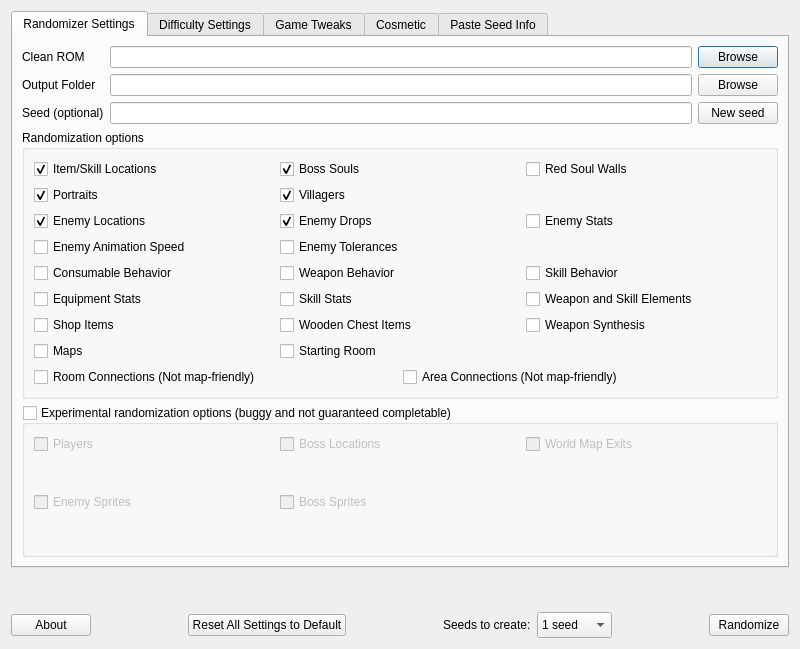
This is randomizer.ui in LagoLunatic/dsvrandom as Qt 5 draws it before an edit. The edited form follows.
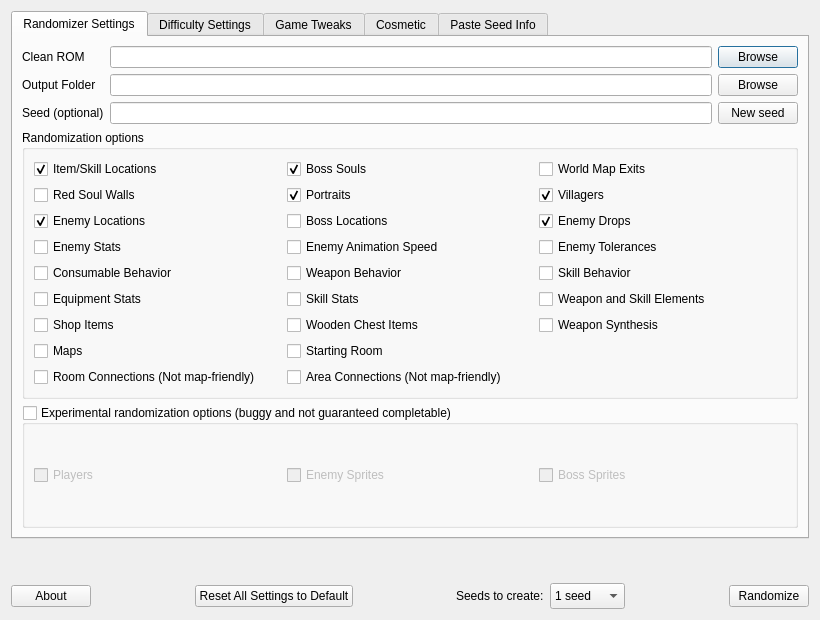
This is the edited form. Icons and pictures are not drawn.

Commit message: Move boss rando & world map exits rando out of experimental section

Diff of the .ui file:
```diff
--- a/randomizer.ui
+++ b/randomizer.ui
@@ -6,8 +6,8 @@
    <rect>
     <x>0</x>
     <y>0</y>
-    <width>800</width>
-    <height>649</height>
+    <width>820</width>
+    <height>620</height>
    </rect>
   </property>
   <property name="windowTitle">
@@ -118,6 +118,20 @@
              </widget>
             </item>
             <item>
+             <widget class="QCheckBox" name="randomize_world_map_exits">
+              <property name="toolTip">
+               <string>Randomizes the order areas are unlocked on the world map (OoE linear mode only).</string>
+              </property>
+              <property name="text">
+               <string>World Map Exits</string>
+              </property>
+             </widget>
+            </item>
+           </layout>
+          </item>
+          <item>
+           <layout class="QHBoxLayout" name="horizontalLayout_15">
+            <item>
              <widget class="QCheckBox" name="randomize_red_walls">
               <property name="toolTip">
                <string>Randomizes which bullet souls are needed to open red walls (DoS only).</string>
@@ -127,10 +141,6 @@
               </property>
              </widget>
             </item>
-           </layout>
-          </item>
-          <item>
-           <layout class="QHBoxLayout" name="horizontalLayout_15">
             <item>
              <widget class="QCheckBox" name="randomize_portraits">
               <property name="toolTip">
@@ -157,9 +167,6 @@
               </property>
              </widget>
             </item>
-            <item>
-             <widget class="QWidget" name="widget" native="true"/>
-            </item>
            </layout>
           </item>
           <item>
@@ -177,6 +184,16 @@
               </property>
              </widget>
             </item>
+            <item>
+             <widget class="QCheckBox" name="randomize_bosses">
+              <property name="toolTip">
+               <string>Randomizes which bosses appear where.</string>
+              </property>
+              <property name="text">
+               <string>Boss Locations</string>
+              </property>
+             </widget>
+            </item>
             <item>
              <widget class="QCheckBox" name="randomize_enemy_drops">
               <property name="toolTip">
@@ -190,6 +207,10 @@
               </property>
              </widget>
             </item>
+           </layout>
+          </item>
+          <item>
+           <layout class="QHBoxLayout" name="horizontalLayout_12">
             <item>
              <widget class="QCheckBox" name="randomize_enemy_stats">
               <property name="toolTip">
@@ -200,10 +221,6 @@
               </property>
              </widget>
             </item>
-           </layout>
-          </item>
-          <item>
-           <layout class="QHBoxLayout" name="horizontalLayout_12">
             <item>
              <widget class="QCheckBox" name="randomize_enemy_anim_speed">
               <property name="toolTip">
@@ -224,9 +241,6 @@
               </property>
              </widget>
             </item>
-            <item>
-             <widget class="QWidget" name="widget_2" native="true"/>
-            </item>
            </layout>
           </item>
           <item>
@@ -354,7 +368,7 @@
              </widget>
             </item>
             <item>
-             <widget class="QWidget" name="widget_3" native="true"/>
+             <widget class="QWidget" name="widget" native="true"/>
             </item>
            </layout>
           </item>
@@ -380,6 +394,9 @@
               </property>
              </widget>
             </item>
+            <item>
+             <widget class="QWidget" name="widget_2" native="true"/>
+            </item>
            </layout>
           </item>
          </layout>
@@ -410,30 +427,6 @@
              </widget>
             </item>
             <item>
-             <widget class="QCheckBox" name="randomize_bosses">
-              <property name="toolTip">
-               <string>Randomizes which bosses appear where.</string>
-              </property>
-              <property name="text">
-               <string>Boss Locations</string>
-              </property>
-             </widget>
-            </item>
-            <item>
-             <widget class="QCheckBox" name="randomize_world_map_exits">
-              <property name="toolTip">
-               <string>Randomizes the order areas are unlocked on the world map (OoE linear mode only).</string>
-              </property>
-              <property name="text">
-               <string>World Map Exits</string>
-              </property>
-             </widget>
-            </item>
-           </layout>
-          </item>
-          <item>
-           <layout class="QHBoxLayout" name="horizontalLayout_8">
-            <item>
              <widget class="QCheckBox" name="randomize_enemy_sprites">
               <property name="toolTip">
                <string>Randomizes the graphics of non-boss enemies.</string>
@@ -453,9 +446,6 @@
               </property>
              </widget>
             </item>
-            <item>
-             <widget class="QWidget" name="widget_4" native="true"/>
-            </item>
            </layout>
           </item>
          </layout>
```
Left out of the diff: 10 changed lines with no effect on the pictures. The commit also changes 1 other file.
